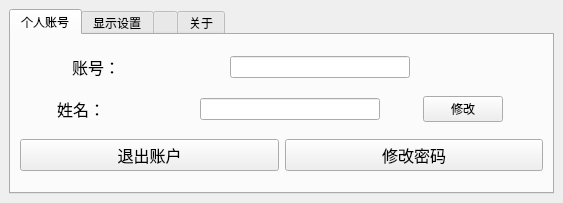
Qt form ui/design/Setting.ui (Desmond121/CEESS) before a commit.
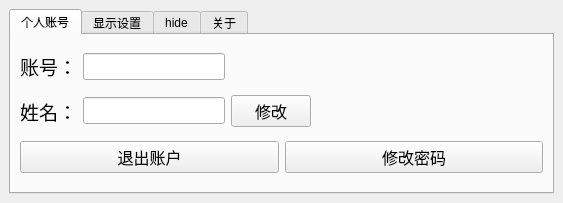
The same form after that commit. The open tabs and pages were chosen to show the change.

```diff
--- a/ui/design/Setting.ui
+++ b/ui/design/Setting.ui
@@ -47,21 +47,9 @@
          <layout class="QHBoxLayout" name="horizontalLayout">
           <item>
            <widget class="QLabel" name="label">
-            <property name="sizePolicy">
-             <sizepolicy hsizetype="Fixed" vsizetype="Fixed">
-              <horstretch>0</horstretch>
-              <verstretch>0</verstretch>
-             </sizepolicy>
-            </property>
-            <property name="minimumSize">
-             <size>
-              <width>100</width>
-              <height>0</height>
-             </size>
-            </property>
             <property name="font">
              <font>
-              <pointsize>12</pointsize>
+              <pointsize>14</pointsize>
              </font>
             </property>
             <property name="text">
@@ -77,12 +65,17 @@
               <verstretch>0</verstretch>
              </sizepolicy>
             </property>
-            <property name="minimumSize">
+            <property name="maximumSize">
              <size>
-              <width>180</width>
-              <height>0</height>
+              <width>16777215</width>
+              <height>16777215</height>
              </size>
             </property>
+            <property name="font">
+             <font>
+              <pointsize>12</pointsize>
+             </font>
+            </property>
             <property name="readOnly">
              <bool>true</bool>
             </property>
@@ -93,13 +86,10 @@
             <property name="orientation">
              <enum>Qt::Horizontal</enum>
             </property>
-            <property name="sizeType">
-             <enum>QSizePolicy::Fixed</enum>
-            </property>
             <property name="sizeHint" stdset="0">
              <size>
-              <width>80</width>
-              <height>0</height>
+              <width>40</width>
+              <height>20</height>
              </size>
             </property>
            </spacer>
@@ -110,21 +100,9 @@
          <layout class="QHBoxLayout" name="horizontalLayout_2">
           <item>
            <widget class="QLabel" name="label_2">
-            <property name="sizePolicy">
-             <sizepolicy hsizetype="Fixed" vsizetype="Fixed">
-              <horstretch>0</horstretch>
-              <verstretch>0</verstretch>
-             </sizepolicy>
-            </property>
-            <property name="minimumSize">
-             <size>
-              <width>100</width>
-              <height>0</height>
-             </size>
-            </property>
             <property name="font">
              <font>
-              <pointsize>12</pointsize>
+              <pointsize>14</pointsize>
              </font>
             </property>
             <property name="text">
@@ -140,11 +118,10 @@
               <verstretch>0</verstretch>
              </sizepolicy>
             </property>
-            <property name="minimumSize">
-             <size>
-              <width>180</width>
-              <height>0</height>
-             </size>
+            <property name="font">
+             <font>
+              <pointsize>12</pointsize>
+             </font>
             </property>
             <property name="readOnly">
              <bool>true</bool>
@@ -153,23 +130,29 @@
           </item>
           <item>
            <widget class="QPushButton" name="rename">
-            <property name="sizePolicy">
-             <sizepolicy hsizetype="Fixed" vsizetype="Fixed">
-              <horstretch>0</horstretch>
-              <verstretch>0</verstretch>
-             </sizepolicy>
-            </property>
-            <property name="minimumSize">
-             <size>
-              <width>80</width>
-              <height>0</height>
-             </size>
+            <property name="font">
+             <font>
+              <pointsize>12</pointsize>
+             </font>
             </property>
             <property name="text">
              <string>修改</string>
             </property>
            </widget>
           </item>
+          <item>
+           <spacer name="horizontalSpacer_4">
+            <property name="orientation">
+             <enum>Qt::Horizontal</enum>
+            </property>
+            <property name="sizeHint" stdset="0">
+             <size>
+              <width>40</width>
+              <height>20</height>
+             </size>
+            </property>
+           </spacer>
+          </item>
          </layout>
         </item>
         <item>
@@ -231,7 +214,7 @@
       </widget>
       <widget class="QWidget" name="gradeTab">
        <attribute name="title">
-        <string/>
+        <string>hide</string>
        </attribute>
        <layout class="QHBoxLayout" name="horizontalLayout_6">
         <property name="spacing">
```
Left out of the diff: 11 changed lines with no effect on the pictures.
